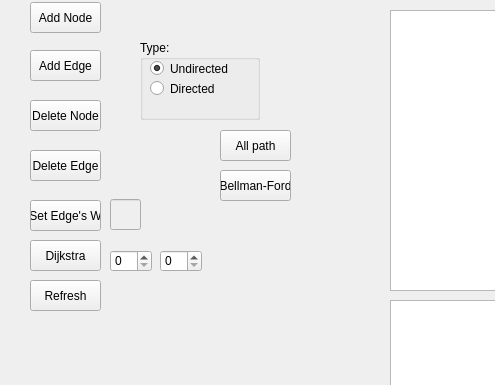
First picture: the form in main.ui, repository darkhunterLearning/Statistical-Learning-Project, before the edit; both pictures show x 0 to 495 and y 0 to 385 of the 932 by 622 pixel window.
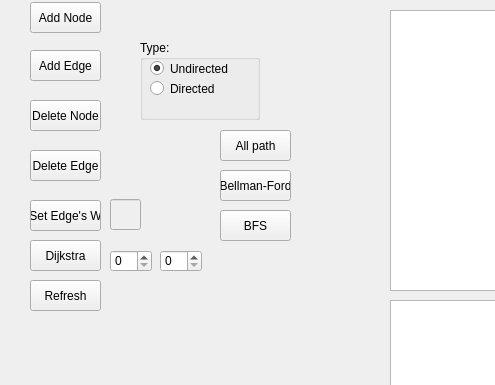
Second picture: the form after the edit.

Commit message: BFS feature

Diff of the .ui file:
```diff
--- a/main.ui
+++ b/main.ui
@@ -294,6 +294,19 @@
      <string>Bellman-Ford</string>
     </property>
    </widget>
+   <widget class="QPushButton" name="btn_10">
+    <property name="geometry">
+     <rect>
+      <x>220</x>
+      <y>210</y>
+      <width>71</width>
+      <height>31</height>
+     </rect>
+    </property>
+    <property name="text">
+     <string>BFS</string>
+    </property>
+   </widget>
   </widget>
   <widget class="QMenuBar" name="menubar">
    <property name="geometry">
```
The commit also changes 1 other file.
